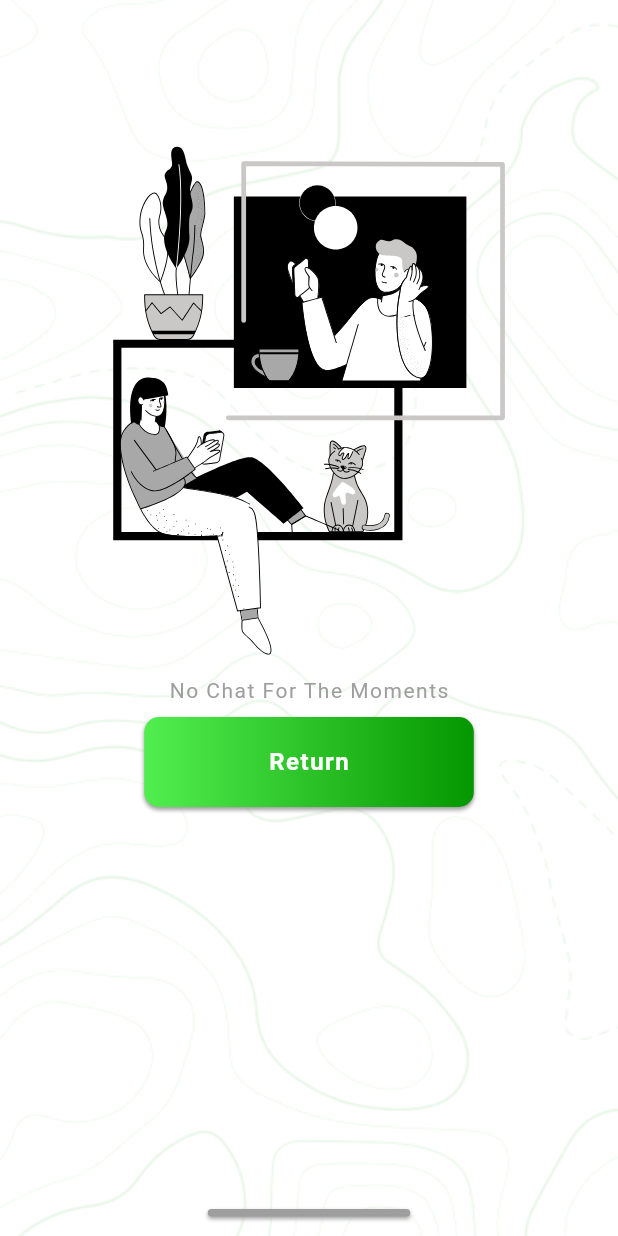
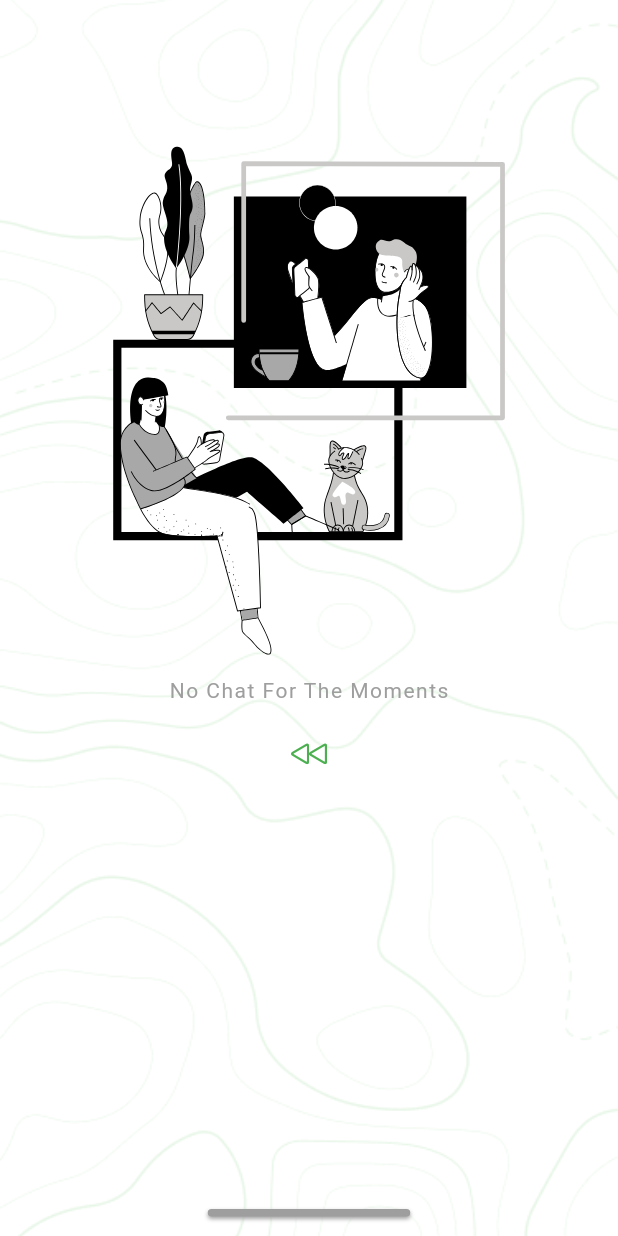
Before and after one commit to GhoudanAyoub/on_delivery, a Flutter app: the Chats screen opened directly, on a phone screen of 412 x 824 dp. Run offline on Flutter 3.47's test engine with Material 2 defaults, Android fonts, the phone set to English and light mode, and no system bars; our stand-ins replace cached_network_image, cloud_firestore, dio, firebase_auth, firebase_core, firebase_storage and 20 more; missing offline and left inert: custom_switch, expand_widget, flutter_facebook_login, flutter_google_places, geocoder, google_api_headers and 3 more; accounts and stored records are empty; Roboto replaces fonts that are missing (SFProDisplay-Regular).

Commit message:
back button changed

```diff
--- a/lib/Inbox/components/recent_chats.dart
+++ b/lib/Inbox/components/recent_chats.dart
@@ -1,4 +1,5 @@
 import 'package:cloud_firestore/cloud_firestore.dart';
+import 'package:flutter/cupertino.dart';
 import 'package:flutter/material.dart';
 import 'package:lottie/lottie.dart';
 import 'package:on_delivery/block/navigation_block/navigation_block.dart';
@@ -6,7 +7,6 @@ import 'package:on_delivery/components/chat_item.dart';
 import 'package:on_delivery/components/chat_item2.dart';
 import 'package:on_delivery/home/base.dart';
 import 'package:on_delivery/models/new_message_system.dart';
-import 'package:on_delivery/utils/SizeConfig.dart';
 import 'package:on_delivery/utils/constants.dart';
 import 'package:on_delivery/utils/firebase.dart';
 import 'package:on_delivery/viewModel/user_view_model.dart';
@@ -248,7 +248,18 @@ class _ChatsState extends State<Chats> {
                                       ),
                                       Align(
                                         alignment: Alignment.bottomCenter,
-                                        child: Container(
+                                        child: IconButton(
+                                          icon: Icon(
+                                            CupertinoIcons.backward,
+                                            color: Colors.green,
+                                          ),
+                                          onPressed: () {
+                                            Navigator.pushNamed(
+                                                context, Base.routeName);
+                                          },
+                                        )
+
+                                        /*Container(
                                           height: 60.0,
                                           width:
                                               getProportionateScreenWidth(200),
@@ -299,7 +310,8 @@ class _ChatsState extends State<Chats> {
                                                   ),
                                                 )),
                                           ),
-                                        ),
+                                        )*/
+                                        ,
                                       )
                                     ],
                                   ),
--- a/lib/components/userCard.dart
+++ b/lib/components/userCard.dart
@@ -25,7 +25,9 @@ class _UserCardState extends State<UserCard> {
     orderRef.snapshots().listen((element) {
       element.docChanges.forEach((element) {
         Orders order = Orders.fromJson(element.doc.data());
-        if (order != null && order.agentId.contains(widget.userModel.id)) {
+        if (order != null &&
+            order.agentId != null &&
+            order.agentId.contains(widget.userModel.id)) {
           setState(() {
             myDocs++;
           });
```
